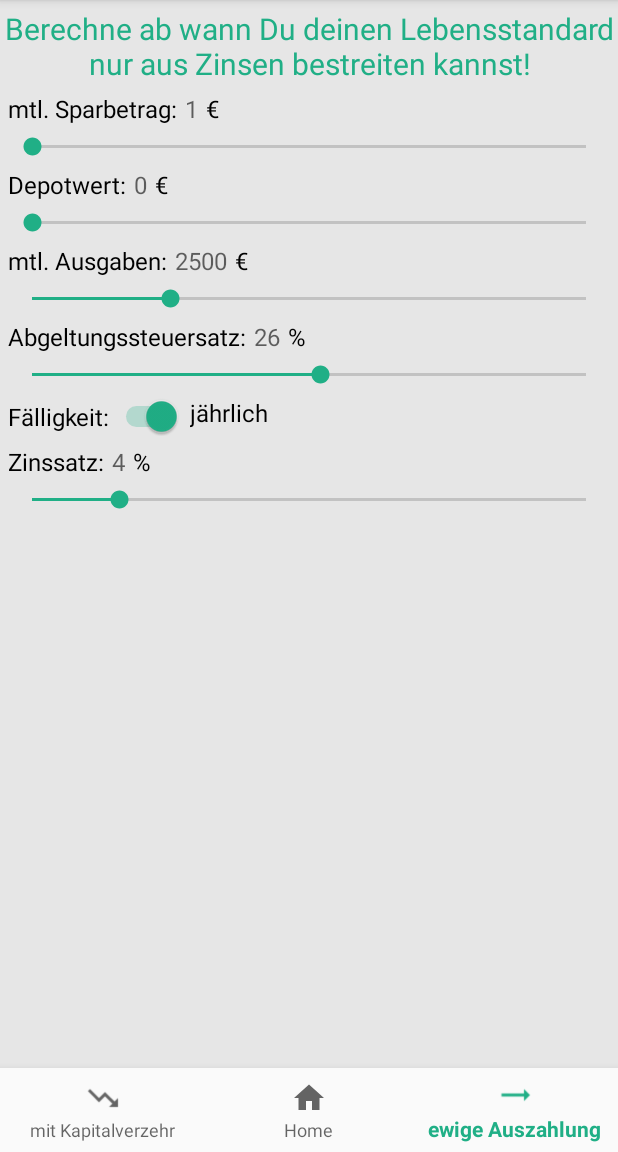
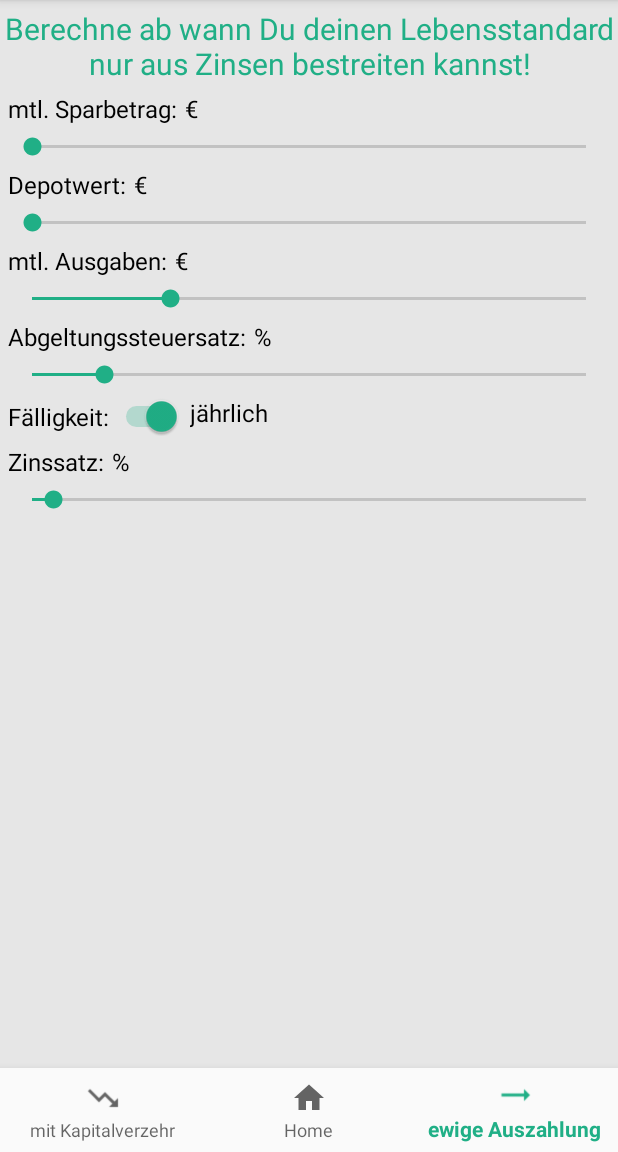
Before and after one commit to janikchro/FinanzielleFreiheitRechner, an Android app: the screen it shows after launch (MainActivity), item 3 of the bottom bar chosen, on a phone screen of 412 x 824 dp, the part 84-1236 px from its top. Run offline under Robolectric (Android 15) with nearby library versions, the phone set to English and light mode, and no system bars; our stand-ins replace AdMob; 2 statements that could not run were skipped.

Commit message:
remove editText

```diff
--- a/app/src/main/java/info/calc/finanziellefreiheitrechner/ohneFragment.kt
+++ b/app/src/main/java/info/calc/finanziellefreiheitrechner/ohneFragment.kt
@@ -11,6 +11,7 @@ import android.widget.SeekBar
 import android.widget.Switch
 import androidx.fragment.app.Fragment
 import com.calc.finanziellefreiheitrechner.R
+import kotlinx.android.synthetic.main.fragment_mit.*
 import kotlinx.android.synthetic.main.fragment_ohne.*
 import kotlin.math.round
 
@@ -19,13 +20,15 @@ class ohneFragment : Fragment(), SeekBar.OnSeekBarChangeListener {
     var MAX_Ausgaben = 10000
     var MAX_Sparbetrag = 5000
     var MAX_Steuer = 50
+    var Step_Steuer=0.25
     var MAX_Zins = 20
+    var Step_Zins=0.25
 
     override fun onCreateView(
         inflater: LayoutInflater, container: ViewGroup?,
         savedInstanceState: Bundle?
     ): View? {
-        val view = inflater?.inflate(R.layout.fragment_ohne, container, false)
+        val view = inflater.inflate(R.layout.fragment_ohne, container, false)
         // Inflate the layout for this fragment
 
         val seekBarDepotwert: SeekBar? = view?.findViewById(R.id.sBDepotwert)
@@ -35,170 +38,35 @@ class ohneFragment : Fragment(), SeekBar.OnSeekBarChangeListener {
         val seekBarAusgaben: SeekBar? = view?.findViewById(R.id.sBAusgaben)
         seekBarSparbetrag!!.max = MAX_Sparbetrag
         seekBarAusgaben!!.max = MAX_Ausgaben
-        seekBarAusgaben!!.progress = 2500
+        seekBarAusgaben.progress = 2500
         seekBarDepotwert!!.max = MAX_Depot
-        seekBarAbgeltungssteuer!!.max = MAX_Steuer
-        seekBarZinssatz!!.max = MAX_Zins
-        seekBarAbgeltungssteuer!!.progress = 26
-        seekBarZinssatz!!.progress = 4
+        seekBarAbgeltungssteuer!!.max = (MAX_Steuer/Step_Steuer).toInt()
+        seekBarZinssatz!!.max = (MAX_Zins/Step_Zins).toInt()
+        seekBarAbgeltungssteuer.progress = 26
+        seekBarZinssatz.progress = 4
 
-        seekBarDepotwert?.setOnSeekBarChangeListener(this)
-        seekBarAbgeltungssteuer?.setOnSeekBarChangeListener(this)
-        seekBarSparbetrag?.setOnSeekBarChangeListener(this)
-        seekBarZinssatz?.setOnSeekBarChangeListener(this)
-        seekBarAusgaben?.setOnSeekBarChangeListener(this)
+        seekBarDepotwert.setOnSeekBarChangeListener(this)
+        seekBarAbgeltungssteuer.setOnSeekBarChangeListener(this)
+        seekBarSparbetrag.setOnSeekBarChangeListener(this)
+        seekBarZinssatz.setOnSeekBarChangeListener(this)
+        seekBarAusgaben.setOnSeekBarChangeListener(this)
 
-        val editTextSparbetrag: EditText?=view?.findViewById(R.id.inpSparbetrag)
-        editTextSparbetrag!!.hint=seekBarSparbetrag.progress.toString()
-        editTextSparbetrag?.setOnClickListener{v->editTextSparbetrag}
-        editTextSparbetrag.addTextChangedListener(object : TextWatcher {
-
-            override fun afterTextChanged(s: Editable) {
-                if(editTextSparbetrag.text.isNotBlank()) {
-                    if(editTextSparbetrag.text.toString().toInt()>MAX_Sparbetrag)
-                    {
-                        editTextSparbetrag?.setText(MAX_Sparbetrag.toString())
-
-                    }
-                    else {
-
-                    }
-                }
-                else{
-                    editTextSparbetrag.hint=100.toString()
-                }
-            }
-            override fun beforeTextChanged(s: CharSequence, start: Int,
-                                           count: Int, after: Int) {
-            }
-            override fun onTextChanged(s: CharSequence, start: Int,
-                                       before: Int, count: Int) {
-                editTextSparbetrag.setSelection(editTextSparbetrag.text.length)
-            }
-        })
-
-        val editTextDepotwert: EditText?=view?.findViewById(R.id.inpDepotwert)
-        editTextDepotwert!!.hint=seekBarDepotwert.progress.toString()
-        editTextDepotwert?.setOnClickListener{v->editTextDepotwert}
-        editTextDepotwert.addTextChangedListener(object : TextWatcher {
-
-            override fun afterTextChanged(s: Editable) {
-                if(editTextDepotwert.text.isNotBlank()) {
-                    if(editTextDepotwert.text.toString().toInt()>MAX_Depot)
-                    {
-                        editTextDepotwert?.setText(MAX_Depot.toString())
-
-                    }
-                    else {
-
-                    }
-                }
-                else{
-                    editTextDepotwert.hint=2000.toString()
-                }
-            }
-            override fun beforeTextChanged(s: CharSequence, start: Int,
-                                           count: Int, after: Int) {
-            }
-            override fun onTextChanged(s: CharSequence, start: Int,
-                                       before: Int, count: Int) {
-                editTextDepotwert.setSelection(editTextDepotwert.text.length)
-            }
-        })
-        val editTextAusgaben: EditText?=view?.findViewById(R.id.inpAusgaben)
-        editTextAusgaben!!.hint=(seekBarAusgaben.progress).toString()
-        editTextAusgaben?.setOnClickListener{v->editTextAusgaben}
-        editTextAusgaben.addTextChangedListener(object : TextWatcher {
-
-            override fun afterTextChanged(s: Editable) {
-                if(editTextAusgaben.text.isNotBlank()) {
-                    if(editTextAusgaben.text.toString().toInt()>MAX_Ausgaben)
-                    {
-                        editTextAusgaben?.setText(MAX_Ausgaben.toString())
-
-                    }
-                    else {
-
-                    }
-                }
-                else{
-                    editTextDepotwert.hint=0.toString()
-                }
-            }
-            override fun beforeTextChanged(s: CharSequence, start: Int,
-                                           count: Int, after: Int) {
-            }
-            override fun onTextChanged(s: CharSequence, start: Int,
-                                       before: Int, count: Int) {
-                editTextAusgaben.setSelection(editTextAusgaben.text.length)
-            }
-        })
-
-        val editTextSteuer: EditText?=view?.findViewById(R.id.inpAbgeltungssteuer)
-        editTextSteuer!!.hint=seekBarAbgeltungssteuer.progress.toString()
-        editTextSteuer?.setOnClickListener{v->editTextSteuer}
-        editTextSteuer.addTextChangedListener(object : TextWatcher {
-
-            override fun afterTextChanged(s: Editable) {
-                if(editTextSteuer.text.isNotBlank()) {
-                    if(editTextSteuer.text.toString().toFloat()>MAX_Steuer.toFloat())
-                    {
-                        editTextSteuer!!.setText(MAX_Steuer.toDouble().toString())
-
-                    }
-                    else {
-                    }
-                }
-                else{
-                    editTextSteuer.hint=26.00.toString()
-                }
-            }
-            override fun beforeTextChanged(s: CharSequence, start: Int,
-                                           count: Int, after: Int) {
-            }
-            override fun onTextChanged(s: CharSequence, start: Int,
-                                       before: Int, count: Int) {
-                editTextSteuer.setSelection(editTextSteuer.text.length)
-            }
-        })
-
-        val editTextZins: EditText?=view?.findViewById(R.id.inpZinssatz)
-        editTextZins!!.hint=seekBarZinssatz.progress.toString()
-        editTextZins?.setOnClickListener{v->editTextZins}
-        editTextZins.addTextChangedListener(object : TextWatcher {
-
-            override fun afterTextChanged(s: Editable) {
-                if(editTextZins.text.isNotBlank()) {
-                    if(editTextZins.text.toString().toFloat()>MAX_Steuer.toFloat())
-                    {
-                        editTextZins!!.setText(MAX_Steuer.toDouble().toString())
-
-                    }
-                    else {
-                    }
-                }
-                else{
-                    editTextZins.hint=4.00.toString()
-                }
-            }
-            override fun beforeTextChanged(s: CharSequence, start: Int,
-                                           count: Int, after: Int) {
-                editTextZins.setSelection(editTextZins.text.length)
-            }
-            override fun onTextChanged(s: CharSequence, start: Int,
-                                       before: Int, count: Int) {
-            }
-        })
         return view
     }
 
     override fun onProgressChanged(seekBar: SeekBar?, progress: Int, fromUser: Boolean) {
 
         val sparbetrag = sBSparbetrag.progress
-        val prozentsatz = sBZinssatz.progress
-        val steuer = sBAbgeltungssteuer.progress
+        val prozentsatz = sBZinssatz.progress*Step_Zins
+        val steuer = sBAbgeltungssteuer.progress*Step_Steuer
         val ausgaben = sBAusgaben.progress
         val depotwert = sBDepotwert.progress
+
+        tvSparbetrag.text = "mtl. Sparbetrag: %d".format(sparbetrag)
+        tvAbgeltungssteuer.text = "Abgeltungssteuersatz: %.2f".format(steuer)
+        tvAusgaben.text = "mtl. Ausgaben: %d".format(ausgaben)
+        tvDepotwert.text = "Depotwert: %d".format(depotwert)
+        tvZinssatz.text = "Zinssatz: %.2f".format(prozentsatz)
 
 
         sw_abgeltungssteuer_flag?.setOnClickListener {
@@ -226,10 +94,10 @@ class ohneFragment : Fragment(), SeekBar.OnSeekBarChangeListener {
         tvEndkapitalResult.visibility = View.VISIBLE
 
         //var zinssatz_monat=100.00*(Math.pow((1.00+prozentsatz/100.00),1.00/12.00)-1.00)
-        var zinssatz_monat = prozentsatz / 12
+        val zinssatz_monat = prozentsatz/ 12
         //var zinsen_monat=0.00
 
-        var zinszuwachs_monat: Double
+        val zinszuwachs_monat: Double
         var depotzins_monat: Double
         var depotwert_neu: Double
         var zinsen_monat = 0.0
@@ -237,12 +105,16 @@ class ohneFragment : Fragment(), SeekBar.OnSeekBarChangeListener {
         var monate = 0.0
 
 
-        zinszuwachs_monat = sparbetrag.toDouble() * zinssatz_monat / 100.00
+        zinszuwachs_monat = sparbetrag * zinssatz_monat / 100.00
+
+
 
                      while (zinsen_monat < ausgaben) {
                          monate++
-            depotzins_monat = depot * zinssatz_monat / 100.00
-            zinsen_monat = depotzins_monat + zinszuwachs_monat
+                         depotzins_monat = (depot * zinssatz_monat / 100.00)
+                         zinsen_monat = (depotzins_monat + zinszuwachs_monat)
+
+
 
                           val freistellungMonat=801.00/12.00
                           if(!sw_abgeltungssteuer_flag.isChecked)
--- a/app/src/main/res/layout/fragment_ohne.xml
+++ b/app/src/main/res/layout/fragment_ohne.xml
@@ -24,20 +24,20 @@
         app:layout_constraintLeft_toLeftOf="parent"
         app:layout_constraintTop_toBottomOf="@id/tvEins" />
 
-    <EditText
+<!--    <EditText
         android:id="@+id/inpSparbetrag"
         android:hint="500"
         style="@style/inpStil"
         android:background="@color/Background"
         android:inputType="numberDecimal"
         app:layout_constraintTop_toBottomOf="@id/tvEins"
-        app:layout_constraintLeft_toRightOf="@id/tvSparbetrag" />
+        app:layout_constraintLeft_toRightOf="@id/tvSparbetrag" />-->
     <TextView
         android:id="@+id/tvEuro1"
         style="@style/tvStil"
         android:layout_marginTop="16dp"
         android:text="@string/tvEuro"
-        app:layout_constraintLeft_toRightOf="@id/inpSparbetrag"
+        app:layout_constraintLeft_toRightOf="@id/tvSparbetrag"
         app:layout_constraintTop_toBottomOf="@id/tvEins" />
 
 
@@ -58,7 +58,7 @@
         app:layout_constraintLeft_toLeftOf="parent"
         app:layout_constraintTop_toBottomOf="@id/sBSparbetrag" />
 
-    <EditText
+<!--    <EditText
         android:id="@+id/inpDepotwert"
         style="@style/inpStil"
         android:layout_marginTop="16dp"
@@ -66,13 +66,13 @@
         android:hint="2000"
         android:inputType="numberDecimal"
         app:layout_constraintLeft_toRightOf="@id/tvDepotwert"
-        app:layout_constraintTop_toBottomOf="@id/sBSparbetrag" />
+        app:layout_constraintTop_toBottomOf="@id/sBSparbetrag" />-->
     <TextView
         android:id="@+id/tvEuro2"
         style="@style/tvStil"
         android:layout_marginTop="16dp"
         android:text="@string/tvEuro"
-        app:layout_constraintLeft_toRightOf="@id/inpDepotwert"
+        app:layout_constraintLeft_toRightOf="@id/tvDepotwert"
         app:layout_constraintTop_toBottomOf="@id/sBSparbetrag" />
     <SeekBar
         android:id="@+id/sBDepotwert"
@@ -90,7 +90,7 @@
         app:layout_constraintLeft_toLeftOf="parent"
         app:layout_constraintTop_toBottomOf="@id/sBDepotwert" />
 
-    <EditText
+<!--    <EditText
         android:id="@+id/inpAusgaben"
         style="@style/inpStil"
         android:layout_marginTop="16dp"
@@ -98,13 +98,13 @@
         android:hint="2000"
         android:inputType="numberDecimal"
         app:layout_constraintLeft_toRightOf="@id/tvAusgaben"
-        app:layout_constraintTop_toBottomOf="@id/sBDepotwert" />
+        app:layout_constraintTop_toBottomOf="@id/sBDepotwert" />-->
     <TextView
         android:id="@+id/tvEuro3"
         style="@style/tvStil"
         android:layout_marginTop="16dp"
         android:text="@string/tvEuro"
-        app:layout_constraintLeft_toRightOf="@id/inpAusgaben"
+        app:layout_constraintLeft_toRightOf="@id/tvAusgaben"
         app:layout_constraintTop_toBottomOf="@id/sBDepotwert" />
     <SeekBar
         android:id="@+id/sBAusgaben"
@@ -122,7 +122,7 @@
         app:layout_constraintLeft_toLeftOf="parent"
         app:layout_constraintTop_toBottomOf="@id/sBAusgaben" />
 
-    <EditText
+<!--    <EditText
         android:id="@+id/inpAbgeltungssteuer"
         style="@style/inpStil"
         android:layout_marginTop="16dp"
@@ -130,13 +130,13 @@
         android:hint="26.00"
         android:inputType="numberDecimal"
         app:layout_constraintLeft_toRightOf="@id/tvAbgeltungssteuer"
-        app:layout_constraintTop_toBottomOf="@id/sBAusgaben" />
+        app:layout_constraintTop_toBottomOf="@id/sBAusgaben" />-->
     <TextView
         android:id="@+id/tvProzent1"
         style="@style/tvStil"
         android:layout_marginTop="16dp"
         android:text="@string/tvProzent"
-        app:layout_constraintLeft_toRightOf="@id/inpAbgeltungssteuer"
+        app:layout_constraintLeft_toRightOf="@id/tvAbgeltungssteuer"
         app:layout_constraintTop_toBottomOf="@id/sBAusgaben" />
     <SeekBar
         android:id="@+id/sBAbgeltungssteuer"
@@ -170,7 +170,7 @@
         app:layout_constraintLeft_toLeftOf="parent"
         app:layout_constraintTop_toBottomOf="@id/sw_abgeltungssteuer_flag" />
 
-    <EditText
+<!--    <EditText
         android:id="@+id/inpZinssatz"
         style="@style/inpStil"
         android:layout_marginTop="16dp"
@@ -178,13 +178,13 @@
         android:hint="4.00"
         android:inputType="numberDecimal"
         app:layout_constraintLeft_toRightOf="@id/tvZinssatz"
-        app:layout_constraintTop_toBottomOf="@id/sw_abgeltungssteuer_flag" />
+        app:layout_constraintTop_toBottomOf="@id/sw_abgeltungssteuer_flag" />-->
     <TextView
         android:id="@+id/tvProzent2"
         style="@style/tvStil"
         android:layout_marginTop="16dp"
         android:text="@string/tvProzent"
-        app:layout_constraintLeft_toRightOf="@id/inpZinssatz"
+        app:layout_constraintLeft_toRightOf="@id/tvZinssatz"
         app:layout_constraintTop_toBottomOf="@id/sw_abgeltungssteuer_flag" />
     <SeekBar
         android:id="@+id/sBZinssatz"
```
Also changed, not shown: app/src/main/java/info/calc/finanziellefreiheitrechner/MainActivity.kt (+3 -6 lines). Lines whose indentation alone changed are shown as unchanged.
